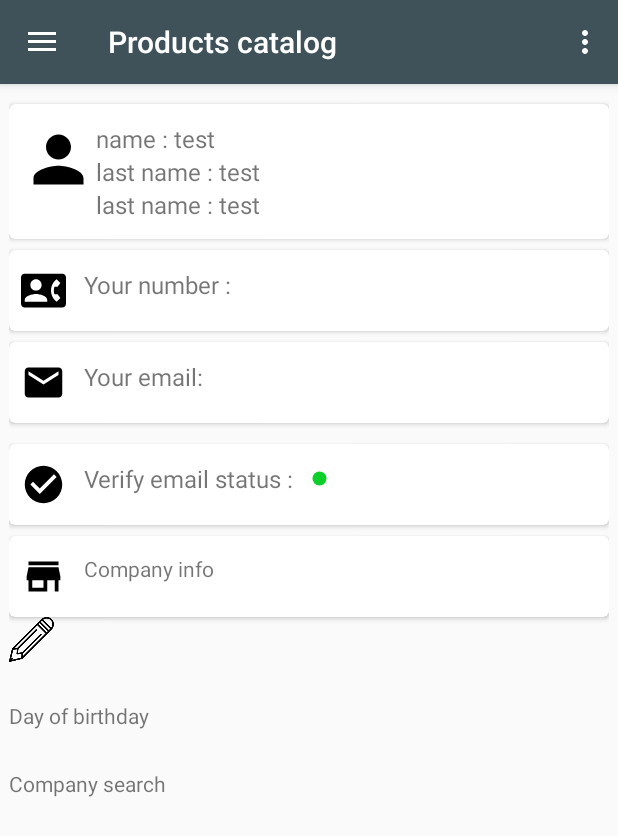
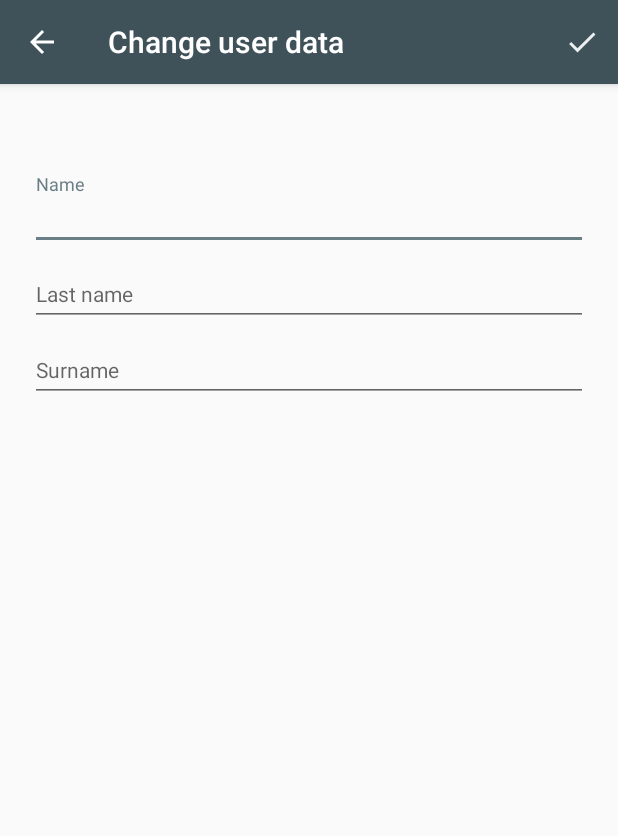
Before and after one commit to poster88/FerebassFBLogin, an Android app: the fragment MyAccountFragment placed in its activity, after a tap on "name : test", on a phone screen of 412 x 824 dp. Shown: the top 836 px of the screen. Run offline under Robolectric (Android 15) with nearby library versions, the phone set to English and light mode, and no system bars; our stand-ins replace ButterKnife, Firebase (no records; nobody signed in at launch, a user with empty details on screens opened directly); pictures from the network do not load; 2 statements that could not run were skipped.

Commit message:
change personal data activity

```diff
--- a/app/src/main/AndroidManifest.xml
+++ b/app/src/main/AndroidManifest.xml
@@ -38,5 +38,7 @@
             android:label="@string/activity_title_company_info"/>
         <activity android:name=".activity.RegistrationActivity"
             android:label="@string/activity_title_registration"/>
+        <activity android:name=".activity.ChangePersonalDataActivity"
+            android:label="@string/activity_title_change_user_data"/>
     </application>
 </manifest>
--- a/app/src/main/java/com/example/user/loginwhithfb/activity/BaseActivity.java
+++ b/app/src/main/java/com/example/user/loginwhithfb/activity/BaseActivity.java
@@ -12,9 +12,14 @@ import android.support.v4.app.FragmentManager;
 import android.support.v7.app.AppCompatActivity;
 import android.widget.Toast;
 
+import com.example.user.loginwhithfb.model.UserLoginInfoTable;
 import com.google.firebase.auth.FirebaseAuth;
 import com.google.firebase.auth.FirebaseUser;
+import com.google.firebase.database.DataSnapshot;
+import com.google.firebase.database.DatabaseError;
+import com.google.firebase.database.DatabaseReference;
 import com.google.firebase.database.FirebaseDatabase;
+import com.google.firebase.database.ValueEventListener;
 
 import butterknife.ButterKnife;
 
@@ -23,7 +28,6 @@ import butterknife.ButterKnife;
  */
 
 public class BaseActivity extends AppCompatActivity{
-
 
     protected FirebaseDatabase database;
     protected FirebaseAuth auth;
@@ -36,6 +40,8 @@ public class BaseActivity extends AppCompatActivity{
             user = firebaseAuth.getCurrentUser();
         }
     };
+
+    protected final String USER_INFO_TABLE = "UserLoginInfoTable";
     protected final String TAG_HOME = "Products catalog";
     protected final String TAG_ACCOUNT = "My account";
     protected final String TAG_ORDER = "My orders";
--- a/app/src/main/java/com/example/user/loginwhithfb/activity/ChangeNumberActivity.java
+++ b/app/src/main/java/com/example/user/loginwhithfb/activity/ChangeNumberActivity.java
@@ -88,7 +88,7 @@ public class ChangeNumberActivity extends AppCompatActivity {
 
     @Override
     public boolean onCreateOptionsMenu(Menu menu) {
-        getMenuInflater().inflate(R.menu.menu_change_pass, menu);
+        getMenuInflater().inflate(R.menu.menu_accept_changes, menu);
         return super.onCreateOptionsMenu(menu);
     }
 
--- /dev/null
+++ b/app/src/main/java/com/example/user/loginwhithfb/activity/ChangePersonalDataActivity.java
@@ -0,0 +1,92 @@
+package com.example.user.loginwhithfb.activity;
+
+import android.os.Bundle;
+import android.support.annotation.Nullable;
+import android.view.Menu;
+import android.view.MenuItem;
+import android.widget.EditText;
+
+import com.example.user.loginwhithfb.R;
+import com.example.user.loginwhithfb.model.UserLoginInfoTable;
+import com.google.firebase.database.DataSnapshot;
+import com.google.firebase.database.DatabaseError;
+import com.google.firebase.database.DatabaseReference;
+import com.google.firebase.database.ValueEventListener;
+
+import butterknife.BindView;
+
+/**
+ * Created by POSTER on 23.07.2017.
+ */
+
+public class ChangePersonalDataActivity extends BaseActivity {
+    @BindView(R.id.set_new_name) EditText newName;
+    @BindView(R.id.set_new_last_name) EditText newLastName;
+    @BindView(R.id.set_new_surname) EditText newSurName;
+
+    private DatabaseReference reference;
+    private String userUid;
+    private String userKey;
+    private UserLoginInfoTable userModel;
+
+    private ValueEventListener onUserDataListener = new ValueEventListener() {
+        @Override
+        public void onDataChange(DataSnapshot dataSnapshot) {
+            for (DataSnapshot data: dataSnapshot.getChildren()){
+                if (userUid.equals(data.getValue(UserLoginInfoTable.class).getuID())){
+                    userKey = data.getKey();
+                    userModel = data.getValue(UserLoginInfoTable.class);
+                    setDataToEditText();
+                    ChangePersonalDataActivity.super.hideProgressDialog();
+                    break;
+                }
+            }
+        }
+
+        @Override
+        public void onCancelled(DatabaseError databaseError) {
+            ChangePersonalDataActivity.super.hideProgressDialog();
+        }
+    };
+
+    @Override
+    protected void onCreate(@Nullable Bundle savedInstanceState) {
+        super.onCreate(savedInstanceState);
+        setContentView(R.layout.activity_change_per_data);
+        super.setActivityForBinder(this);
+        getSupportActionBar().setDisplayHomeAsUpEnabled(true);
+        reference = super.database.getReference(USER_INFO_TABLE);
+        userUid = super.user.getUid();
+        super.showProgressDialog("Loading data ...");
+        reference.addValueEventListener(onUserDataListener);
+    }
+
+    private void setDataToEditText() {
+        newName.setText(userModel.getName());
+        newLastName.setText(userModel.getLastName());
+        newSurName.setText(userModel.getSurname());
+    }
+
+    @Override
+    public boolean onCreateOptionsMenu(Menu menu) {
+        getMenuInflater().inflate(R.menu.menu_accept_changes, menu);
+        return super.onCreateOptionsMenu(menu);
+    }
+
+    @Override
+    public boolean onOptionsItemSelected(MenuItem item) {
+        if (item.getItemId() == R.id.accept_changes_menu_btn){
+            saveChanges(newName.getText().toString(), newLastName.getText().toString(), newSurName.getText().toString());
+        }
+        onBackPressed();
+        return true;
+    }
+
+    private void saveChanges(String name, String lastName, String surmname) {
+        userModel.setName(name);
+        userModel.setLastName(lastName);
+        userModel.setSurname(surmname);
+        reference.child(userKey).setValue(userModel);
+        super.showToast(this, "Saved");
+    }
+}
--- a/app/src/main/java/com/example/user/loginwhithfb/activity/NavigationDrawerActivity.java
+++ b/app/src/main/java/com/example/user/loginwhithfb/activity/NavigationDrawerActivity.java
@@ -27,6 +27,7 @@ import com.example.user.loginwhithfb.fragment.MyAccountFragment;
 import com.example.user.loginwhithfb.fragment.MyOrdersFragment;
 import com.example.user.loginwhithfb.fragment.WishListFragment;
 import com.example.user.loginwhithfb.other.CircleTransform;
+import com.example.user.loginwhithfb.other.CurrentUserData;
 import com.google.firebase.auth.FirebaseAuth;
 
 import butterknife.BindView;
--- a/app/src/main/java/com/example/user/loginwhithfb/activity/RegistrationActivity.java
+++ b/app/src/main/java/com/example/user/loginwhithfb/activity/RegistrationActivity.java
@@ -46,7 +46,6 @@ public class RegistrationActivity extends BaseActivity{
     @BindView(R.id.layout_rep_pass) TextInputLayout inputLayoutRepPass;
 
     private DatabaseReference reference;
-    private static final String USER_INFO_TABLE = "UserLoginInfoTable";
     private UserLoginInfoTable usersInfoTable;
     private OnCompleteListener onCompleteListenerCreateUser = new OnCompleteListener<AuthResult>() {
         @Override
--- a/app/src/main/java/com/example/user/loginwhithfb/fragment/MyAccountFragment.java
+++ b/app/src/main/java/com/example/user/loginwhithfb/fragment/MyAccountFragment.java
@@ -1,7 +1,6 @@
 package com.example.user.loginwhithfb.fragment;
 
 import android.Manifest;
-import android.app.AlertDialog;
 import android.content.DialogInterface;
 import android.content.Intent;
 import android.content.pm.PackageManager;
@@ -19,14 +18,19 @@ import android.view.MenuItem;
 import android.view.View;
 import android.view.ViewGroup;
 import android.widget.ImageView;
+import android.widget.TextView;
 
 import com.bumptech.glide.Glide;
 import com.bumptech.glide.load.engine.DiskCacheStrategy;
 import com.example.user.loginwhithfb.R;
+import com.example.user.loginwhithfb.activity.BaseActivity;
 import com.example.user.loginwhithfb.activity.ChangeNumberActivity;
 import com.example.user.loginwhithfb.activity.ChangePassActivity;
+import com.example.user.loginwhithfb.activity.ChangePersonalDataActivity;
+import com.example.user.loginwhithfb.activity.RegistrationActivity;
 import com.example.user.loginwhithfb.model.UploadPhotoModel;
 import com.example.user.loginwhithfb.other.CircleTransform;
+import com.example.user.loginwhithfb.other.CurrentUserData;
 import com.google.android.gms.tasks.OnCompleteListener;
 import com.google.android.gms.tasks.OnFailureListener;
 import com.google.android.gms.tasks.OnSuccessListener;
@@ -46,6 +50,9 @@ import butterknife.OnClick;
 public class MyAccountFragment extends BaseFragment {
     @BindView(R.id.acc_user_photo) ImageView userImg;
     @BindView(R.id.email_verify_status_img) ImageView verEmailStatusImg;
+    @BindView(R.id.acc_user_name) TextView userName;
+    @BindView(R.id.acc_user_last_name) TextView userLastName;
+    @BindView(R.id.acc_user_surname) TextView userSurname;
 
     private Uri photoUri;
     private String photoUrl;
@@ -96,6 +103,12 @@ public class MyAccountFragment extends BaseFragment {
         }
     };
 
+    private DialogInterface.OnClickListener onRegistrationListener = new DialogInterface.OnClickListener() {
+        @Override
+        public void onClick(DialogInterface dialog, int which) {
+            MyAccountFragment.super.startCurActivity(getContext(), RegistrationActivity.class);
+        }
+    };
 
     @Nullable
     @Override
@@ -123,34 +136,26 @@ public class MyAccountFragment extends BaseFragment {
 
     private void verifyEmail(){
         if (!super.user.isEmailVerified()){
-            showAlertDialog("Email verification", "Do you want to verify your email?",
-                    android.R.drawable.ic_dialog_alert, false, "Send", "Cancel");
+            super.showAlertDialog("Email verification", "Do you want to verify your email?",
+                    android.R.drawable.ic_dialog_alert, false, "Send", "Cancel", posBtnClickListener, negBtnClickListener);
             return;
         }
         MyAccountFragment.super.showToast(getContext(), "Your email already verified");
-    }
-
-    private void showAlertDialog(String title, String message, int icon, boolean cancelable, String positiveBtnTitle, String negativeBtnTitle) {
-        AlertDialog.Builder ab = new AlertDialog.Builder(getContext());
-        ab.setTitle(title);
-        ab.setMessage(message);
-        ab.setIcon(icon);
-        ab.setCancelable(cancelable);
-        ab.setPositiveButton(positiveBtnTitle, posBtnClickListener);
-        ab.setNegativeButton(negativeBtnTitle, negBtnClickListener);
-        ab.show();
     }
 
     @OnClick({R.id.acc_card_view_person, R.id.acc_card_view_person_number, R.id.acc_card_view_person_email, R.id.acc_card_view_mail_check, R.id.acc_card_view_person_company})
     public void pickActionBtn(CardView view){
         if (!super.user.isAnonymous()){
             pickActivity(view.getId());
+            return;
         }
+        showAlertDialog("Information", "Pls, register first.", android.R.drawable.ic_menu_info_details,
+                false, "Register now", "Cancel", onRegistrationListener, negBtnClickListener);
     }
 
     private void pickActivity(int id){
         if (id == R.id.acc_card_view_person){
-            changeUserPersonalData();
+            MyAccountFragment.super.startCurActivity(getContext(), ChangePersonalDataActivity.class);
         }else if (id == R.id.acc_card_view_person_number){
             MyAccountFragment.super.startCurActivity(getContext(), ChangeNumberActivity.class);
         }else if (id == R.id.acc_card_view_person_email){
@@ -160,10 +165,6 @@ public class MyAccountFragment extends BaseFragment {
         }else if (id == R.id.acc_card_view_person_company){
             changeCompany();
         }
-    }
-
-    private void changeUserPersonalData() {
-        System.out.println("changeUserPersonalData");
     }
 
     private void changeCompany(){
@@ -241,5 +242,4 @@ public class MyAccountFragment extends BaseFragment {
         }
         return true;
     }
-
 }
--- /dev/null
+++ b/app/src/main/res/layout/activity_change_per_data.xml
@@ -0,0 +1,55 @@
+<?xml version="1.0" encoding="utf-8"?>
+<LinearLayout xmlns:android="http://schemas.android.com/apk/res/android"
+    android:id="@+id/activity_change_per_data"
+    android:orientation="vertical"
+    android:layout_width="match_parent"
+    android:layout_height="match_parent"
+    android:paddingLeft="20dp"
+    android:paddingRight="20dp"
+    android:paddingTop="60dp">
+
+    <android.support.design.widget.TextInputLayout
+        android:id="@+id/layout_change_name"
+        android:layout_width="match_parent"
+        android:layout_height="wrap_content">
+
+        <EditText
+            android:id="@+id/set_new_name"
+            android:layout_width="match_parent"
+            android:layout_height="wrap_content"
+            android:textSize="14sp"
+            android:hint="@string/hint_name"
+            android:inputType="text"
+            android:singleLine="true" />
+    </android.support.design.widget.TextInputLayout>
+
+    <android.support.design.widget.TextInputLayout
+        android:id="@+id/layout_change_last_name"
+        android:layout_width="match_parent"
+        android:layout_height="wrap_content">
+
+        <EditText
+            android:id="@+id/set_new_last_name"
+            android:layout_width="match_parent"
+            android:layout_height="wrap_content"
+            android:textSize="14sp"
+            android:hint="@string/hint_last_name"
+            android:inputType="text"
+            android:singleLine="true" />
+    </android.support.design.widget.TextInputLayout>
+
+    <android.support.design.widget.TextInputLayout
+        android:id="@+id/layout_change_surname"
+        android:layout_width="match_parent"
+        android:layout_height="wrap_content">
+
+        <EditText
+            android:id="@+id/set_new_surname"
+            android:layout_width="match_parent"
+            android:layout_height="wrap_content"
+            android:textSize="14sp"
+            android:hint="@string/hint_sur_name"
+            android:inputType="text"
+            android:singleLine="true" />
+    </android.support.design.widget.TextInputLayout>
+</LinearLayout>
--- a/app/src/main/res/layout/fragment_my_account.xml
+++ b/app/src/main/res/layout/fragment_my_account.xml
@@ -30,7 +30,8 @@
                 android:layout_height="wrap_content"
                 android:text="name : test"
                 android:textSize="16dp"
-                android:layout_toRightOf="@+id/acc_user_photo"/>
+                android:layout_toRightOf="@+id/acc_user_photo"
+                android:layout_alignParentTop="true" />
             <TextView
                 android:id="@+id/acc_user_last_name"
                 android:layout_width="wrap_content"
--- a/app/src/main/res/values/strings.xml
+++ b/app/src/main/res/values/strings.xml
@@ -21,11 +21,12 @@
     <string name="activity_title_request_to_add_company">Change number</string>
     <string name="activity_title_registration">User registration</string>
     <string name="activity_title_company_info">Company info</string>
+    <string name="activity_title_change_user_data">Change user data</string>
     <string name="navigation_drawer_open">Open navigation drawer</string>
     <string name="navigation_drawer_close">Close navigation drawer</string>
 
     <!-- registration strings -->
-    <string name="hint_name">Nane</string>
+    <string name="hint_name">Name</string>
     <string name="hint_last_name">Last name</string>
     <string name="hint_sur_name">Surname</string>
     <string name="hint_mobile_number">Mobile number</string>
```
Also changed, not shown: app/src/main/java/com/example/user/loginwhithfb/BaseAlertDialog.java (deleted, +0 -51 lines), app/src/main/java/com/example/user/loginwhithfb/fragment/BaseFragment.java (+14 -1 lines), app/src/main/java/com/example/user/loginwhithfb/other/CurrentUserData.java (added, +17 -0 lines), app/src/main/res/menu/menu_accept_changes.xml (renamed from app/src/main/res/menu/menu_change_pass.xml).
